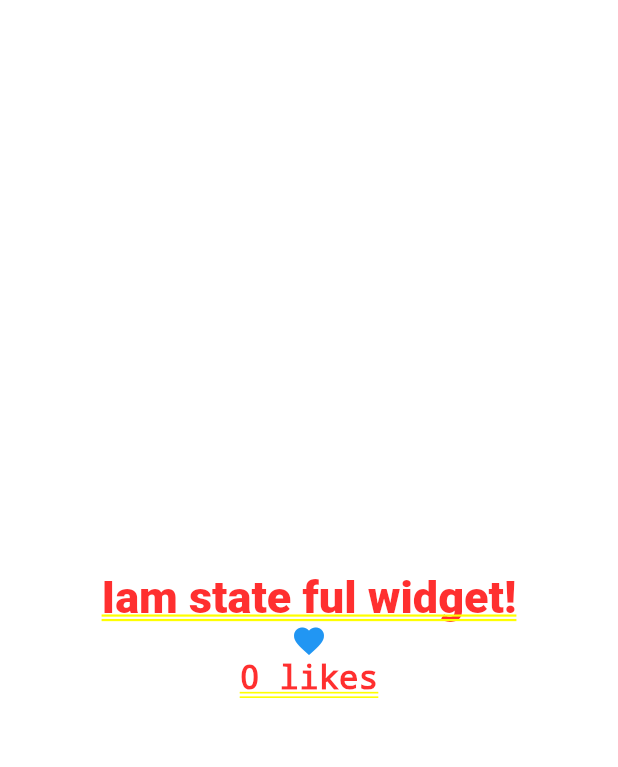
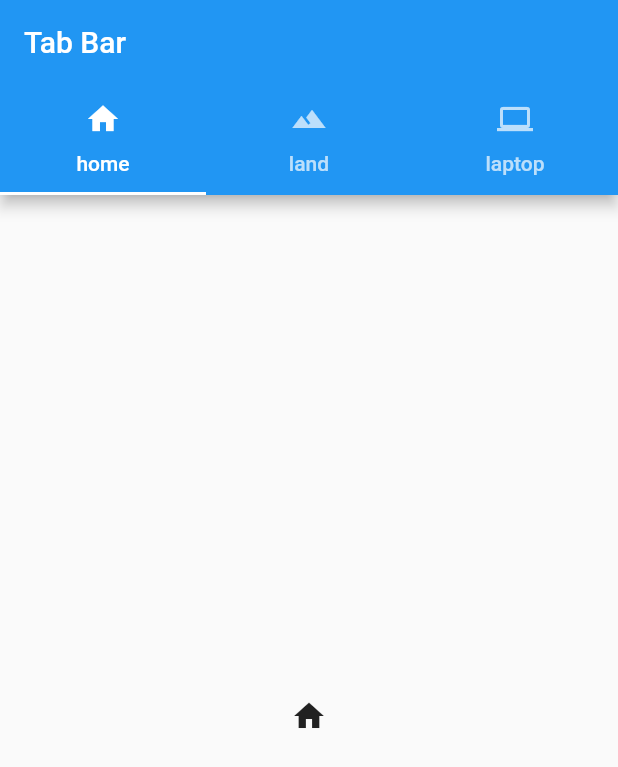
Before and after one commit to mounika-bestha11/flutter_learning, a Flutter app: the screen it shows after launch, on a phone screen of 412 x 824 dp. Shown: the top 767 px of the screen. Run offline on Flutter 3.47's test engine with Material 2 defaults, Android fonts, the phone set to English and light mode, and no system bars; our stand-ins replace fluttertoast, toast; missing offline and left inert: dart:html; Roboto replaces fonts that are missing (Ind).

```diff
--- a/lib/main.dart
+++ b/lib/main.dart
@@ -1,15 +1,6 @@
-import 'package:flutter/cupertino.dart';
 import 'package:flutter/material.dart';
-import 'package:learn/screens/alert_dialouge.dart';
-import 'package:learn/screens/fifth_page.dart';
-import 'package:learn/screens/list_view_dynamic.dart';
-import 'package:learn/screens/list_view_static.dart';
-import 'package:learn/screens/my-state_full_widget.dart';
-import 'package:learn/screens/my_container_page.dart';
-import 'package:learn/screens/my_first_page.dart';
-import 'package:learn/screens/my_floating_action_button.dart';
-import 'package:learn/screens/snack_bar.dart';
-import 'package:learn/screens/toast_learn.dart';
+import 'package:learn/bottom_navigation_bar.dart';
+import 'package:learn/tab_bar.dart';
 
 void main() => runApp(const MyApp());
 
@@ -26,14 +17,15 @@ class _MyAppState extends State<MyApp> {
   Widget build(BuildContext context) {
     return MaterialApp(
       // Application name
-      title: 'Flutter Stateful Clicker Counter',
+      title: ' Stateful v/s Stateless Widget',
       debugShowCheckedModeBanner: false,
       theme: ThemeData(
         // Application theme data, you can set the colors for the application as
         // you want
         primarySwatch: Colors.blue,
       ),
-      home: MyStateFulWidget(),
+
+      home: MyTabBar(),
     );
   }
 }
--- /dev/null
+++ b/lib/tab_bar.dart
@@ -0,0 +1,42 @@
+import 'package:flutter/cupertino.dart';
+import 'package:flutter/material.dart';
+
+class MyTabBar extends StatefulWidget {
+  const MyTabBar({Key? key}) : super(key: key);
+  _MyTabBarState createState() => _MyTabBarState();
+}
+
+class _MyTabBarState extends State<MyTabBar> {
+  var list = [
+    Icon(Icons.home),
+    Icon(Icons.landscape),
+    Icon(Icons.laptop),
+  ];
+  @override
+  Widget build(BuildContext context) {
+    return DefaultTabController(
+      length: 3,
+      child: Scaffold(
+          appBar: AppBar(
+            title: Text('Tab Bar'),
+            bottom: TabBar(tabs: [
+              Tab(
+                icon: Icon(Icons.home),
+                text: 'home',
+              ),
+              Tab(
+                icon: Icon(Icons.landscape),
+                text: 'land',
+              ),
+              Tab(
+                icon: Icon(Icons.laptop),
+                text: 'laptop',
+              ),
+            ]),
+          ),
+          body: TabBarView(
+            children: list,
+          )),
+    );
+  }
+}
--- a/pubspec.yaml
+++ b/pubspec.yaml
@@ -45,9 +45,9 @@ flutter:
   uses-material-design: true
 
   # To add assets to your application, add an assets section, like this:
-  # assets:
-  #  - images/a_dot_burr.jpeg
-  #  - images/a_dot_ham.jpeg
+  assets:
+    - images/anantapur.jpg
+
 
   # An image asset can refer to one or more resolution-specific "variants", see
   # https://flutter.dev/assets-and-images/#resolution-aware.
```
Also changed, not shown: lib/bottom_navigation_bar.dart (added, +62 -0 lines), lib/screens/my-state_full_widget.dart (+72 -0 lines), lib/screens/my_first_page.dart (+8 -21 lines), images/anantapur.jpg (added), 1 other file.
